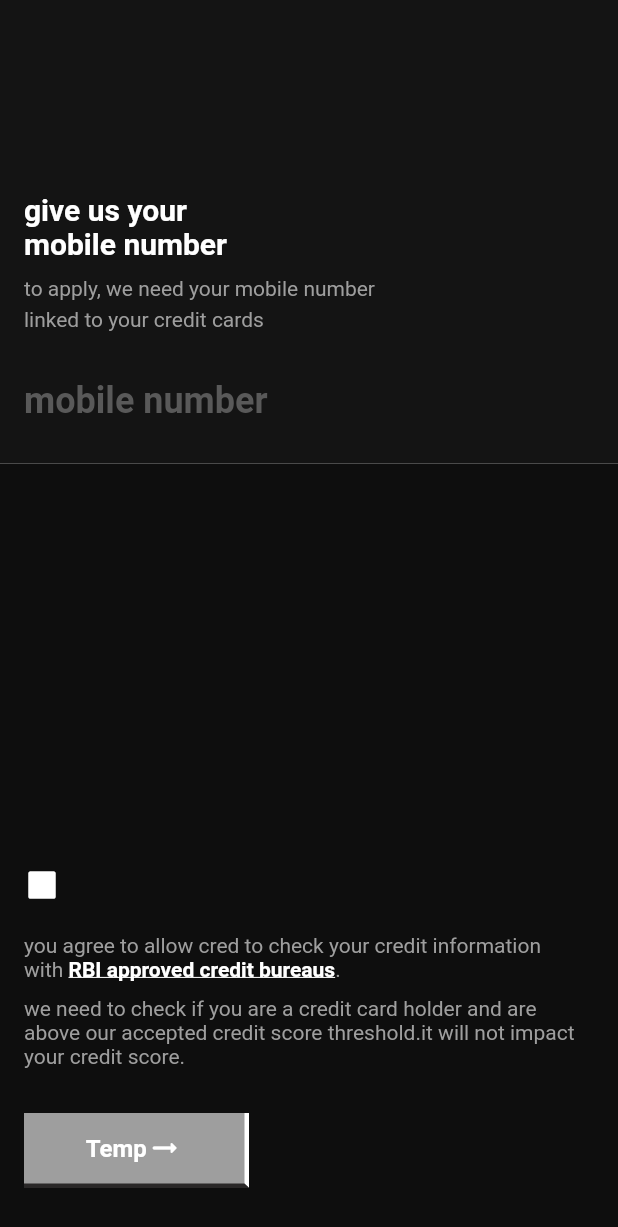
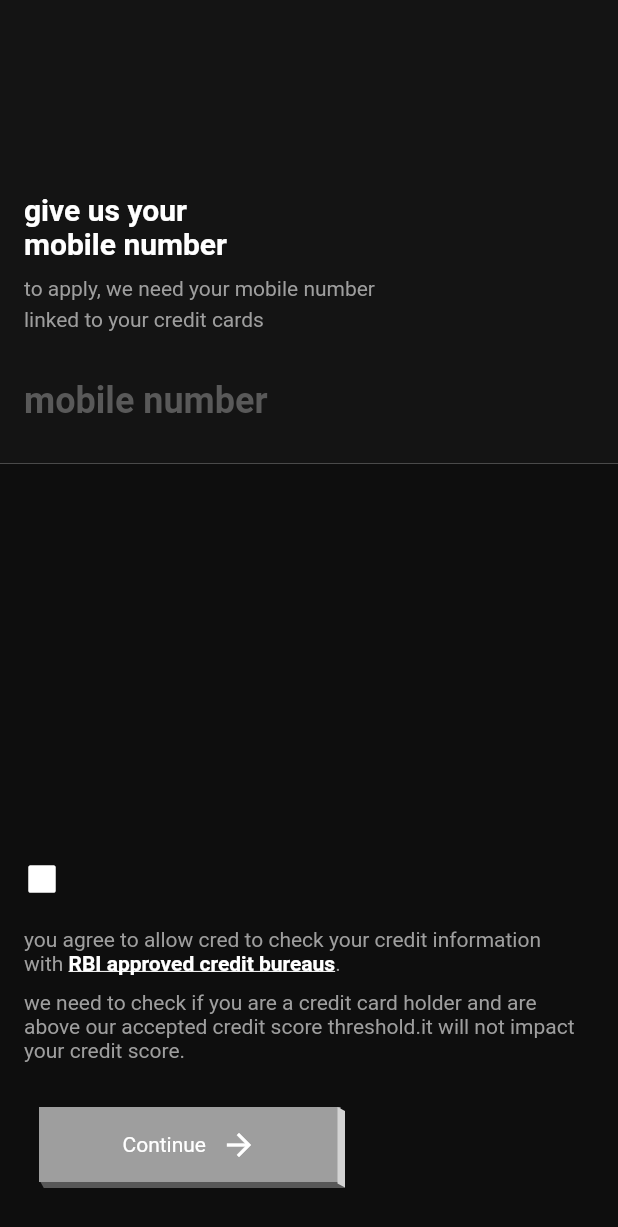
Before and after one commit to rohit0110/Cred, a Flutter app: the BasePage screen opened directly, on a phone screen of 412 x 824 dp. Shown: the top 1227 px of the screen. Run offline on Flutter 3.47's test engine with Material 2 defaults, Android fonts, the phone set to English and light mode, and no system bars; our stand-ins replace smooth_page_indicator.

Commit message:
Replace temporary button with custom button

```diff
--- a/lib/pages/base_page/widgets/phone_number/phone_number_bottom_part.dart
+++ b/lib/pages/base_page/widgets/phone_number/phone_number_bottom_part.dart
@@ -1,3 +1,4 @@
+import '../../../../pages/common_components/button/custom_button.dart';
 import '../../../../utils/constants.dart';
 import 'package:flutter/gestures.dart';
 import 'package:flutter/material.dart';
@@ -78,65 +79,21 @@ class _PhoneNumberBottomPartState extends State<PhoneNumberBottomPart> {
           const SizedBox(
             height: 30,
           ),
-          activityButton(),
+          CustomButton(
+            buttonSize: ButtonSize.small,
+            buttonActivity: ButtonActivity.initial,
+            buttonState: (widget.phoneNumberEntered && isChecked)
+                ? ButtonState.enabled
+                : ButtonState.disabled,
+            title: "Continue",
+            callback: (val) {
+              setState(() {
+                widget.callback(val);
+              });
+            },
+          )
         ],
       ),
     );
   }
-
-  Widget activityButton() {
-    return Container(
-      decoration: BoxDecoration(
-        color: (widget.phoneNumberEntered && isChecked)
-            ? Colors.white
-            : Colors.grey,
-        border: Border(
-          right: BorderSide(
-            width: 3,
-            color: (widget.phoneNumberEntered && isChecked)
-                ? Colors.grey
-                : Colors.white,
-          ),
-          bottom: BorderSide(
-            width: 3,
-            color: (widget.phoneNumberEntered && isChecked)
-                ? Colors.grey
-                : const Color.fromARGB(255, 42, 40, 40),
-          ),
-        ),
-      ),
-      width: 150,
-      height: 50,
-      child: InkWell(
-        onTap: () {
-          if (widget.phoneNumberEntered && isChecked) {
-            setState(() {
-              widget.callback("1");
-            });
-          }
-        },
-        child: Row(
-          mainAxisAlignment: MainAxisAlignment.center,
-          children: [
-            Text(
-              "Temp",
-              style: TextStyle(
-                color: (widget.phoneNumberEntered && isChecked)
-                    ? Colors.black
-                    : Colors.white,
-                fontSize: 16,
-                fontWeight: FontWeight.bold,
-              ),
-            ),
-            Icon(
-              Icons.arrow_right_alt_rounded,
-              color: (widget.phoneNumberEntered && isChecked)
-                  ? Colors.black
-                  : Colors.white,
-            ),
-          ],
-        ),
-      ),
-    );
-  }
 }
```
Also changed, not shown: lib/pages/base_page/widgets/dob/dob_bottom_part.dart (+13 -49 lines), lib/pages/base_page/widgets/email/email_bottom_part.dart (+14 -54 lines), lib/pages/base_page/widgets/first_name/first_name_bottom_part.dart (+14 -49 lines), lib/pages/base_page/widgets/pan/pan_bottom_part.dart (+13 -49 lines), lib/pages/base_page/widgets/surname/surname_bottom_part.dart (+15 -49 lines).
